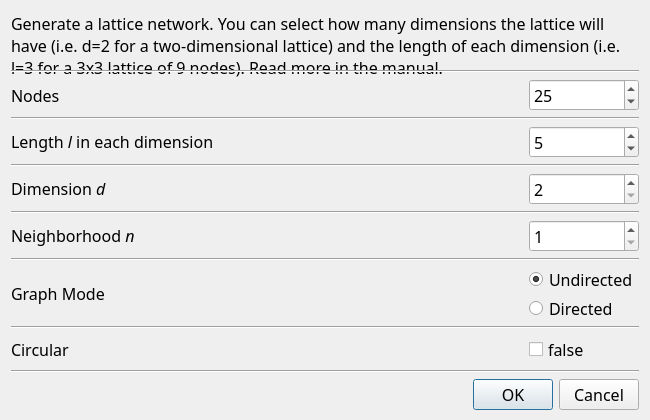
socnetv/app, file src/forms/dialograndlattice.ui: the form before one commit.
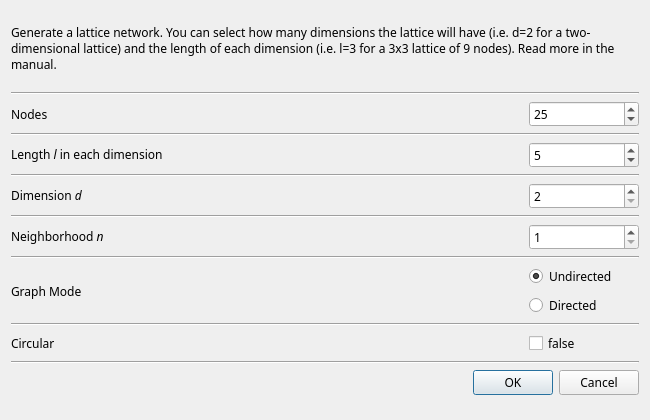
The form after the commit.

Commit message: fixed pointsizes in macos

```diff
--- a/src/forms/dialograndlattice.ui
+++ b/src/forms/dialograndlattice.ui
@@ -28,11 +28,6 @@
     <height>600</height>
    </size>
   </property>
-  <property name="font">
-   <font>
-    <pointsize>10</pointsize>
-   </font>
-  </property>
   <property name="windowTitle">
    <string>Lattice network generator</string>
   </property>
@@ -60,7 +55,6 @@
      <property name="font">
       <font>
        <family>Sans Serif</family>
-       <pointsize>12</pointsize>
       </font>
      </property>
      <property name="frameShape">
@@ -82,11 +76,6 @@
    </item>
    <item row="1" column="0">
     <widget class="Line" name="line">
-     <property name="font">
-      <font>
-       <pointsize>12</pointsize>
-      </font>
-     </property>
      <property name="orientation">
       <enum>Qt::Horizontal</enum>
      </property>
@@ -111,7 +100,6 @@
        <property name="font">
         <font>
          <family>Sans Serif</family>
-         <pointsize>12</pointsize>
         </font>
        </property>
        <property name="text">
@@ -136,7 +124,6 @@
        <property name="font">
         <font>
          <family>Sans Serif</family>
-         <pointsize>12</pointsize>
         </font>
        </property>
        <property name="toolTip">
@@ -157,11 +144,6 @@
    </item>
    <item row="3" column="0">
     <widget class="Line" name="line_2">
-     <property name="font">
-      <font>
-       <pointsize>12</pointsize>
-      </font>
-     </property>
      <property name="orientation">
       <enum>Qt::Horizontal</enum>
      </property>
@@ -189,7 +171,6 @@
        <property name="font">
         <font>
          <family>Sans Serif</family>
-         <pointsize>12</pointsize>
         </font>
        </property>
        <property name="text">
@@ -208,7 +189,6 @@
        <property name="font">
         <font>
          <family>Sans Serif</family>
-         <pointsize>12</pointsize>
         </font>
        </property>
        <property name="toolTip">
@@ -232,11 +212,6 @@
    </item>
    <item row="5" column="0">
     <widget class="Line" name="line_3">
-     <property name="font">
-      <font>
-       <pointsize>12</pointsize>
-      </font>
-     </property>
      <property name="orientation">
       <enum>Qt::Horizontal</enum>
      </property>
@@ -261,7 +236,6 @@
        <property name="font">
         <font>
          <family>Sans Serif</family>
-         <pointsize>12</pointsize>
         </font>
        </property>
        <property name="text">
@@ -280,7 +254,6 @@
        <property name="font">
         <font>
          <family>Sans Serif</family>
-         <pointsize>12</pointsize>
         </font>
        </property>
        <property name="toolTip">
@@ -304,11 +277,6 @@
    </item>
    <item row="7" column="0">
     <widget class="Line" name="line_7">
-     <property name="font">
-      <font>
-       <pointsize>12</pointsize>
-      </font>
-     </property>
      <property name="orientation">
       <enum>Qt::Horizontal</enum>
      </property>
@@ -333,7 +301,6 @@
        <property name="font">
         <font>
          <family>Sans Serif</family>
-         <pointsize>12</pointsize>
         </font>
        </property>
        <property name="text">
@@ -352,7 +319,6 @@
        <property name="font">
         <font>
          <family>Sans Serif</family>
-         <pointsize>12</pointsize>
         </font>
        </property>
        <property name="toolTip">
@@ -376,11 +342,6 @@
    </item>
    <item row="9" column="0">
     <widget class="Line" name="line_4">
-     <property name="font">
-      <font>
-       <pointsize>12</pointsize>
-      </font>
-     </property>
      <property name="orientation">
       <enum>Qt::Horizontal</enum>
      </property>
@@ -405,7 +366,6 @@
        <property name="font">
         <font>
          <family>Sans Serif</family>
-         <pointsize>12</pointsize>
         </font>
        </property>
        <property name="text">
@@ -432,7 +392,6 @@
          <property name="font">
           <font>
            <family>Sans Serif</family>
-           <pointsize>12</pointsize>
           </font>
          </property>
          <property name="text">
@@ -463,7 +422,6 @@
          <property name="font">
           <font>
            <family>Sans Serif</family>
-           <pointsize>12</pointsize>
           </font>
          </property>
          <property name="text">
@@ -480,11 +438,6 @@
    </item>
    <item row="11" column="0">
     <widget class="Line" name="line_5">
-     <property name="font">
-      <font>
-       <pointsize>12</pointsize>
-      </font>
-     </property>
      <property name="orientation">
       <enum>Qt::Horizontal</enum>
      </property>
@@ -509,7 +462,6 @@
        <property name="font">
         <font>
          <family>Sans Serif</family>
-         <pointsize>12</pointsize>
         </font>
        </property>
        <property name="text">
@@ -536,7 +488,6 @@
          <property name="font">
           <font>
            <family>Sans Serif</family>
-           <pointsize>12</pointsize>
           </font>
          </property>
          <property name="toolTip">
@@ -556,11 +507,6 @@
    </item>
    <item row="13" column="0">
     <widget class="Line" name="line_6">
-     <property name="font">
-      <font>
-       <pointsize>12</pointsize>
-      </font>
-     </property>
      <property name="orientation">
       <enum>Qt::Horizontal</enum>
      </property>
@@ -571,7 +517,6 @@
      <property name="font">
       <font>
        <family>Sans Serif</family>
-       <pointsize>12</pointsize>
        <stylestrategy>PreferDefault</stylestrategy>
       </font>
      </property>
```
The commit also changes 15 other files.
